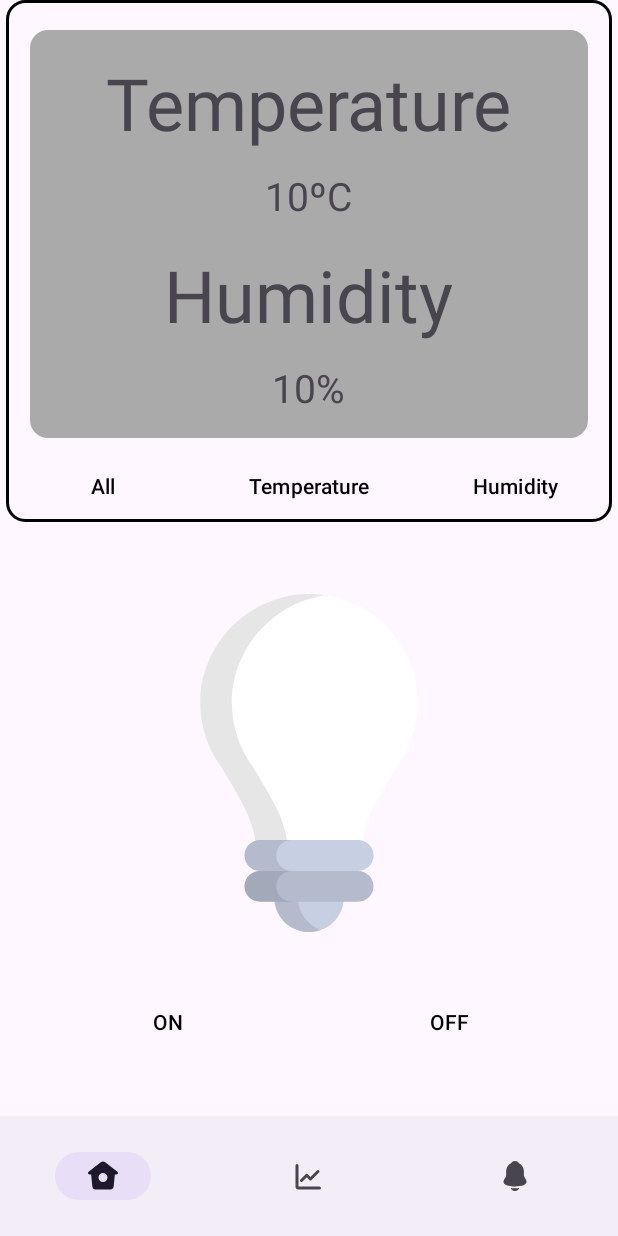
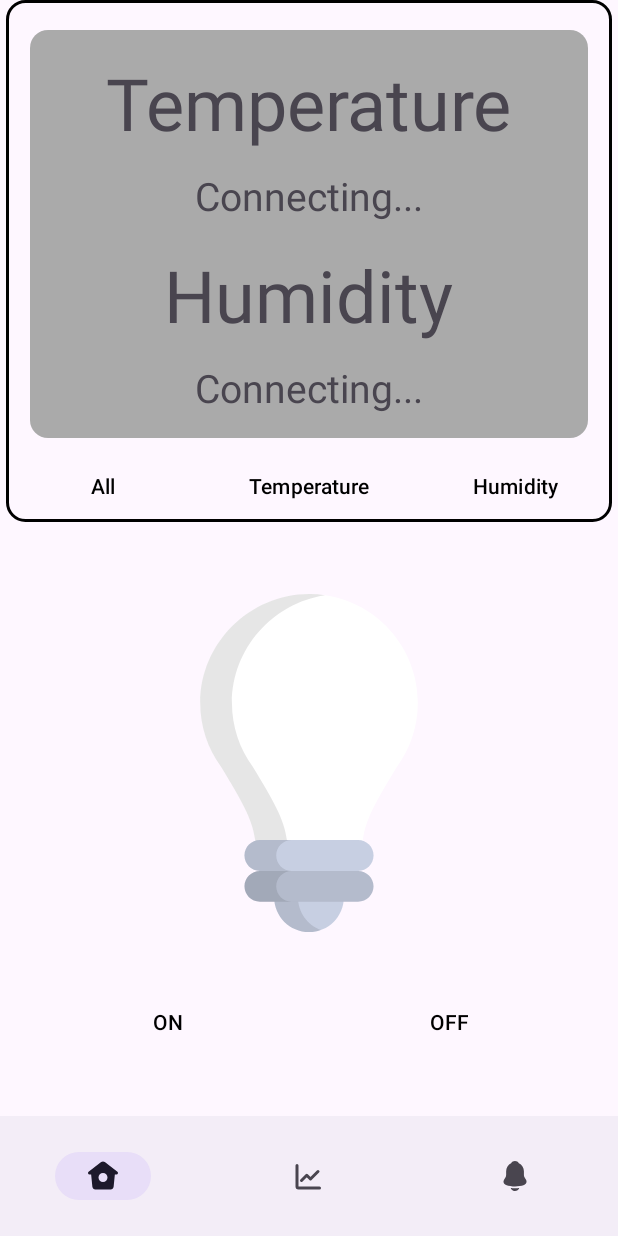
Before and after one commit to Descatres/Android-Room-Sensors-App, an Android app: the screen it shows after launch (MainActivity), on a phone screen of 412 x 824 dp. Run offline under Robolectric (Android 15) with nearby library versions, the phone set to English and light mode, and no system bars; libraries missing offline, so code that uses them is left out: org.eclipse.paho; 6 statements that could not run were skipped.

Commit message:
homepage almost complete

```diff
--- a/app/src/main/java/com/example/cm3/HomeFragment.java
+++ b/app/src/main/java/com/example/cm3/HomeFragment.java
@@ -32,6 +32,11 @@ public class HomeFragment extends Fragment {
     private ImageView imageLightBulb;
 
     private MqttAndroidClient mqttAndroidClient;
+
+    private final String ledTopic = "randomon_offtopic";
+    private final String humidityTopic = "randomhumiditytopic";
+    private final String temperatureTopic = "randomtemperaturetopic";
+
 
     @Override
     public View onCreateView(LayoutInflater inflater, ViewGroup container, Bundle savedInstanceState) {
@@ -114,7 +119,7 @@ public class HomeFragment extends Fragment {
 
             @Override
             public void messageArrived(String topic, org.eclipse.paho.client.mqttv3.MqttMessage message) {
-                Log.e("HomeFragment", "Message arrived");
+                Log.e("HomeFragment", "Message arrived" + message.toString());
                 // Handle incoming message
                 String payload = new String(message.getPayload());
                 // Update UI based on the received message
@@ -190,8 +195,6 @@ public class HomeFragment extends Fragment {
 
     private void subscribeToTopics() {
         try {
-            String temperatureTopic = "randomtemperaturetopic";
-            String humidityTopic = "randomhumiditytopic";
             int qos = 1;
 
             IMqttToken subToken1 = mqttAndroidClient.subscribe(temperatureTopic, qos);
@@ -234,8 +237,6 @@ public class HomeFragment extends Fragment {
 
     // Update UI based on the received MQTT message
     private void updateUI(String topic, String payload) {
-        String temperatureTopic = "randomtemperaturetopic";
-        String humidityTopic = "randomhumiditytopic";
         Log.e("HomeFragment", "Topic: " + topic + ", Payload: " + payload);
         // Check the topic and update the corresponding UI element
         if (temperatureTopic.equals(topic)) {
@@ -243,15 +244,15 @@ public class HomeFragment extends Fragment {
             // Update temperature UI
             realtimeTemperature.setText(payload);
         } else if (humidityTopic.equals(topic)) {
+            Log.e("HomeFragment", "Humidity: " + payload);
             // Update humidity UI
-            realtimeHumidity.setText(payload);
+            String humidityString = payload + "%";
+            realtimeHumidity.setText(humidityString);
         }
     }
 
     private void unsubscribeFromTopics() {
         try {
-            String temperatureTopic = "randomtemperaturetopic";
-            String humidityTopic = "randomhumiditytopic";
 
             IMqttToken unsubToken1 = mqttAndroidClient.unsubscribe(temperatureTopic);
             unsubToken1.setActionCallback(new IMqttActionListener() {
--- a/app/src/main/res/layout/fragment_home.xml
+++ b/app/src/main/res/layout/fragment_home.xml
@@ -37,7 +37,7 @@
                 android:layout_height="wrap_content"
                 android:layout_below="@id/textTemperature"
                 android:layout_marginTop="12dp"
-                android:text="10ºC"
+                android:text="@string/connecting"
                 android:textSize="26sp"
                 android:layout_centerHorizontal="true" />
 
@@ -59,7 +59,7 @@
                 android:layout_height="wrap_content"
                 android:layout_below="@id/textHumidity"
                 android:layout_marginTop="12dp"
-                android:text="10%"
+                android:text="@string/connecting"
                 android:textSize="26sp"
                 android:layout_centerHorizontal="true" />
         </RelativeLayout>
--- a/app/src/main/res/values/strings.xml
+++ b/app/src/main/res/values/strings.xml
@@ -55,4 +55,5 @@
     <string name="select_data_prompt">Select data to show</string>
     <string name="all">All</string>
     <string name="lightoff">LightOff</string>
+    <string name="connecting">Connecting...</string>
 </resources>
```
Also changed, not shown: 1 other file.
